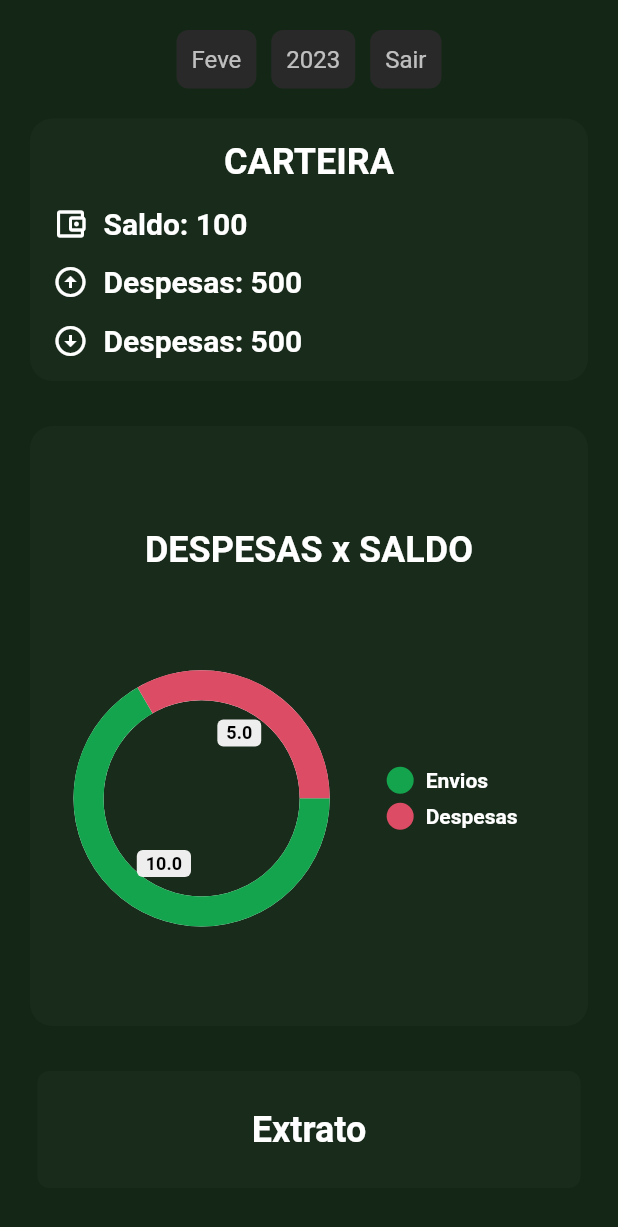
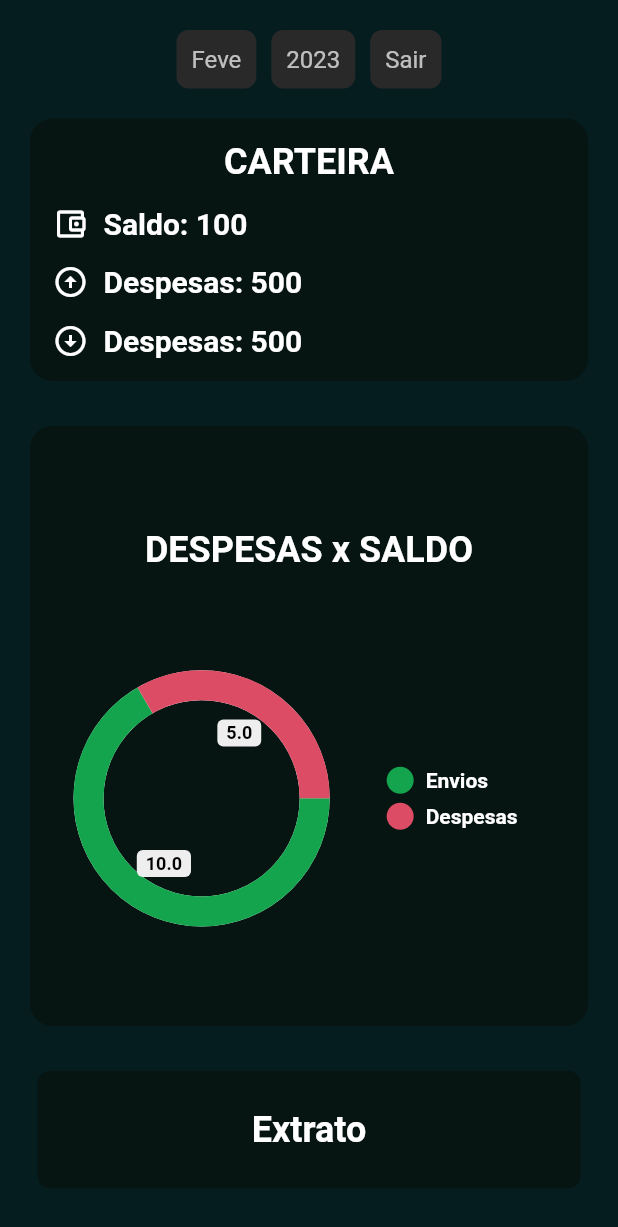
Before and after one commit to HenriqueMichelini/Facilita, a Flutter app: the screen it shows after launch, on a phone screen of 412 x 824 dp. Shown: the top 1227 px of the screen. Run offline on Flutter 3.47's test engine with Material 2 defaults, Android fonts, the phone set to English and light mode, and no system bars; drawn by our look-alikes of pie_chart; our stand-ins replace firebase_auth, firebase_core; accounts and stored records are empty.

Commit message:
CHANGE colors Containers

```diff
--- a/facilita_project/lib/components/carteira_container.dart
+++ b/facilita_project/lib/components/carteira_container.dart
@@ -16,7 +16,7 @@ class CarteiraContainer extends StatelessWidget {
             child: Container(
               decoration: BoxDecoration(
                 borderRadius: BorderRadius.circular(15),
-                color: const Color.fromARGB(255, 25, 43, 27),
+                color: const Color.fromARGB(255, 6, 20, 18),
               ),
               height: 175,
               padding: const EdgeInsets.symmetric(horizontal: 15),
--- a/facilita_project/lib/components/chart_container.dart
+++ b/facilita_project/lib/components/chart_container.dart
@@ -17,7 +17,7 @@ class ChartContainer extends StatelessWidget {
             child: Container(
               decoration: BoxDecoration(
                 borderRadius: BorderRadius.circular(15),
-                color: const Color.fromARGB(255, 25, 43, 27),
+                color: const Color.fromARGB(255, 6, 20, 18),
               ),
               height: 400,
               padding: const EdgeInsets.symmetric(horizontal: 15),
--- a/facilita_project/lib/components/extrato_button.dart
+++ b/facilita_project/lib/components/extrato_button.dart
@@ -13,7 +13,7 @@ class ExtratoButton extends StatelessWidget {
         padding: const EdgeInsets.all(25),
         margin: const EdgeInsets.symmetric(horizontal: 25),
         decoration: BoxDecoration(
-          color: const Color.fromARGB(255, 25, 43, 27),
+          color: const Color.fromARGB(255, 6, 20, 18),
           borderRadius: BorderRadius.circular(8),
         ),
         child: const Center(
--- a/facilita_project/lib/pages/dashboard.dart
+++ b/facilita_project/lib/pages/dashboard.dart
@@ -20,7 +20,7 @@ class Dashboard extends StatelessWidget {
   @override
   Widget build(BuildContext context) {
     return Scaffold(
-      backgroundColor: const Color.fromARGB(255, 20, 39, 22),
+      backgroundColor: Color.fromARGB(255, 5, 29, 31),
       body: SingleChildScrollView(
         child: SafeArea(
           child: Center(
```
